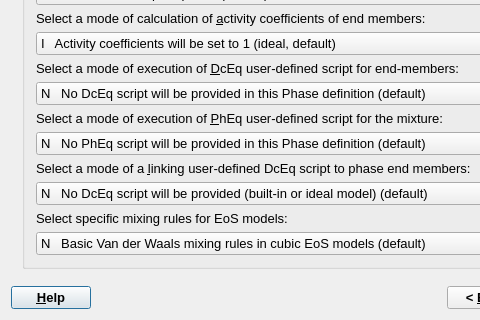
Before: the Qt Designer form gems3/vizor4/dlg4/PhaseWizard4.ui in gemshub/GEMSGUI, drawn with Qt 5; both pictures show x 0 to 480 and y 241 to 561 of the 710 by 561 pixel window.
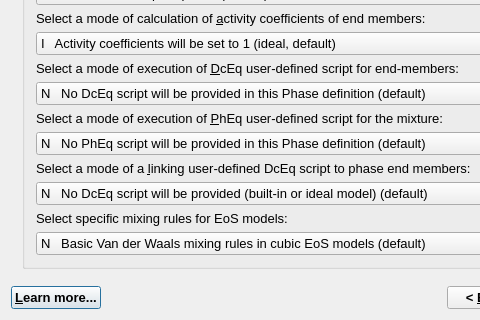
After: the same form once the commit is applied.

Commit message: Renamed some help names (SD)

The edit to the form file:
```diff
--- a/gems3/vizor4/dlg4/PhaseWizard4.ui
+++ b/gems3/vizor4/dlg4/PhaseWizard4.ui
@@ -850,7 +850,7 @@
         </font>
        </property>
        <property name="text">
-        <string>&amp;Help</string>
+        <string>&amp;Learn more...</string>
        </property>
       </widget>
      </item>
```
The commit also changes 40 other files.
